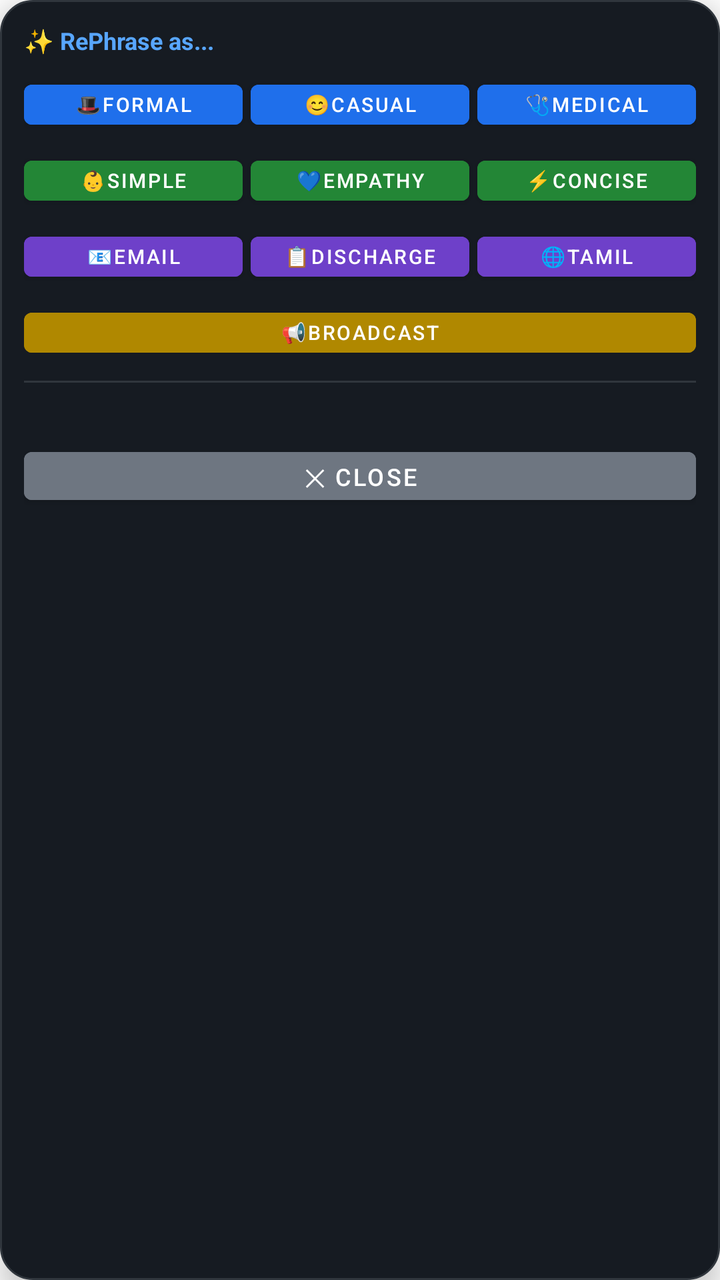
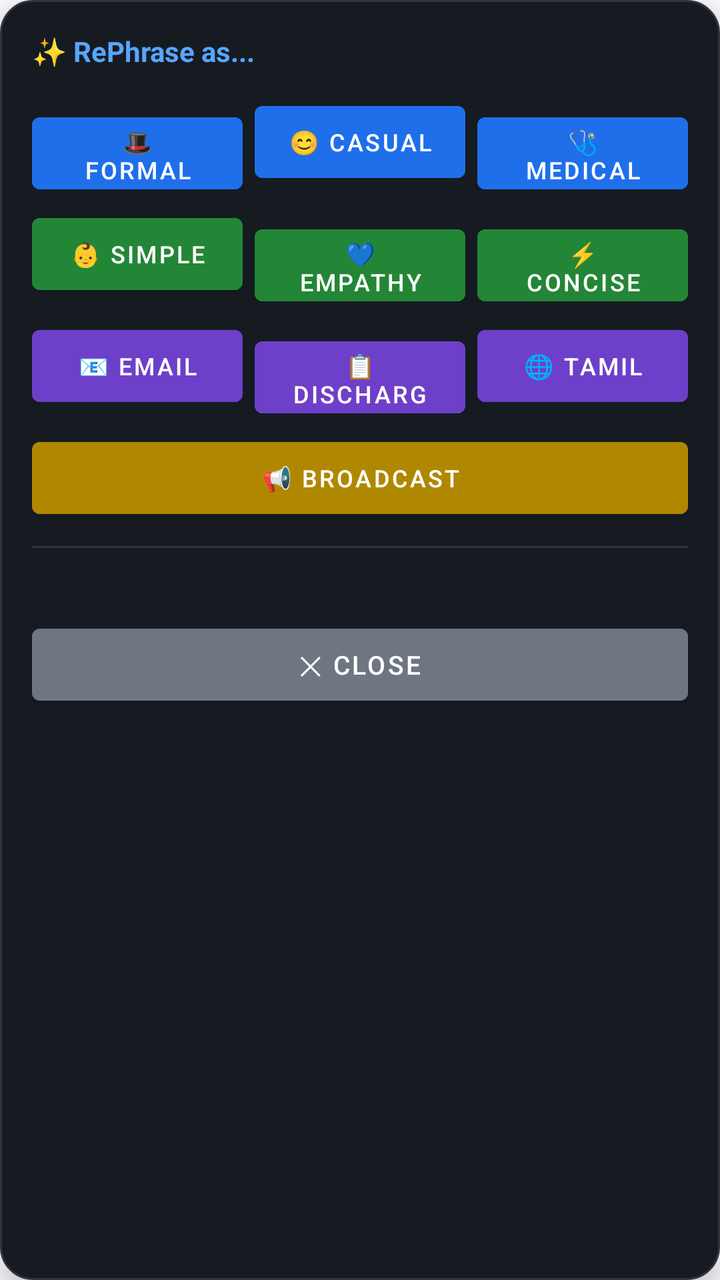

Compare the two renders of this Android layout. The source of the first and the diff that turns it into the second are given below.
<!-- AndroidManifest.xml: application theme AppTheme -->
<!-- res/layout/floating_bubble.xml -->
<?xml version="1.0" encoding="utf-8"?>
<LinearLayout xmlns:android="http://schemas.android.com/apk/res/android"
    android:layout_width="320dp"
    android:layout_height="wrap_content"
    android:orientation="vertical"
    android:background="@drawable/bubble_bg"
    android:padding="12dp"
    android:elevation="8dp">

    <TextView
        android:layout_width="wrap_content"
        android:layout_height="wrap_content"
        android:text="✨ RePhrase as..."
        android:textSize="12sp"
        android:textStyle="bold"
        android:textColor="#58a6ff"
        android:layout_marginBottom="8dp"/>

    <LinearLayout
        android:layout_width="match_parent"
        android:layout_height="wrap_content"
        android:orientation="horizontal"
        android:layout_marginBottom="6dp">
        <Button android:id="@+id/btn_formal" android:layout_width="0dp" android:layout_weight="1" android:layout_height="32dp" android:text="🎩Formal" android:textSize="10sp" android:backgroundTint="#1f6feb" android:layout_marginEnd="4dp" android:padding="2dp"/>
        <Button android:id="@+id/btn_casual" android:layout_width="0dp" android:layout_weight="1" android:layout_height="32dp" android:text="😊Casual" android:textSize="10sp" android:backgroundTint="#1f6feb" android:layout_marginEnd="4dp" android:padding="2dp"/>
        <Button android:id="@+id/btn_medical" android:layout_width="0dp" android:layout_weight="1" android:layout_height="32dp" android:text="🩺Medical" android:textSize="10sp" android:backgroundTint="#1f6feb" android:padding="2dp"/>
    </LinearLayout>

    <LinearLayout
        android:layout_width="match_parent"
        android:layout_height="wrap_content"
        android:orientation="horizontal"
        android:layout_marginBottom="6dp">
        <Button android:id="@+id/btn_simple" android:layout_width="0dp" android:layout_weight="1" android:layout_height="32dp" android:text="👶Simple" android:textSize="10sp" android:backgroundTint="#238636" android:layout_marginEnd="4dp" android:padding="2dp"/>
        <Button android:id="@+id/btn_empathy" android:layout_width="0dp" android:layout_weight="1" android:layout_height="32dp" android:text="💙Empathy" android:textSize="10sp" android:backgroundTint="#238636" android:layout_marginEnd="4dp" android:padding="2dp"/>
        <Button android:id="@+id/btn_concise" android:layout_width="0dp" android:layout_weight="1" android:layout_height="32dp" android:text="⚡Concise" android:textSize="10sp" android:backgroundTint="#238636" android:padding="2dp"/>
    </LinearLayout>

    <LinearLayout
        android:layout_width="match_parent"
        android:layout_height="wrap_content"
        android:orientation="horizontal"
        android:layout_marginBottom="6dp">
        <Button android:id="@+id/btn_email" android:layout_width="0dp" android:layout_weight="1" android:layout_height="32dp" android:text="📧Email" android:textSize="10sp" android:backgroundTint="#6e40c9" android:layout_marginEnd="4dp" android:padding="2dp"/>
        <Button android:id="@+id/btn_discharge" android:layout_width="0dp" android:layout_weight="1" android:layout_height="32dp" android:text="📋Discharge" android:textSize="10sp" android:backgroundTint="#6e40c9" android:layout_marginEnd="4dp" android:padding="2dp"/>
        <Button android:id="@+id/btn_tamil" android:layout_width="0dp" android:layout_weight="1" android:layout_height="32dp" android:text="🌐Tamil" android:textSize="10sp" android:backgroundTint="#6e40c9" android:padding="2dp"/>
    </LinearLayout>

    <LinearLayout
        android:layout_width="match_parent"
        android:layout_height="wrap_content"
        android:orientation="horizontal"
        android:layout_marginBottom="8dp">
        <Button android:id="@+id/btn_broadcast" android:layout_width="0dp" android:layout_weight="1" android:layout_height="32dp" android:text="📢Broadcast" android:textSize="10sp" android:backgroundTint="#b08800" android:padding="2dp"/>
    </LinearLayout>

    <View
        android:layout_width="match_parent"
        android:layout_height="1dp"
        android:background="#30363d"
        android:layout_marginBottom="8dp"/>

    <TextView
        android:id="@+id/statusMsg"
        android:layout_width="wrap_content"
        android:layout_height="wrap_content"
        android:text=""
        android:textSize="11sp"
        android:textColor="#58a6ff"
        android:layout_marginBottom="6dp"/>

    <ScrollView
        android:id="@+id/resultScroll"
        android:layout_width="match_parent"
        android:layout_height="120dp"
        android:visibility="gone"
        android:background="#21262d"
        android:padding="8dp"
        android:layout_marginBottom="8dp">
        <TextView
            android:id="@+id/resultText"
            android:layout_width="match_parent"
            android:layout_height="wrap_content"
            android:text=""
            android:textSize="13sp"
            android:textColor="#e6edf3"
            android:lineSpacingExtra="4dp"/>
    </ScrollView>

    <LinearLayout
        android:id="@+id/actionButtons"
        android:layout_width="match_parent"
        android:layout_height="wrap_content"
        android:orientation="horizontal"
        android:visibility="gone">
        <Button
            android:id="@+id/btn_use"
            android:layout_width="0dp"
            android:layout_weight="1"
            android:layout_height="36dp"
            android:text="✅ Use This"
            android:textSize="12sp"
            android:backgroundTint="#238636"
            android:layout_marginEnd="6dp"/>
        <Button
            android:id="@+id/btn_close"
            android:layout_width="0dp"
            android:layout_weight="1"
            android:layout_height="36dp"
            android:text="✕ Close"
            android:textSize="12sp"
            android:backgroundTint="#6e7681"/>
    </LinearLayout>

    <Button
        android:id="@+id/btn_close_top"
        android:layout_width="match_parent"
        android:layout_height="36dp"
        android:text="✕ Close"
        android:textSize="12sp"
        android:backgroundTint="#6e7681"
        android:visibility="visible"/>

</LinearLayout>
<!-- resources referenced by this layout -->
<resources>
  <!-- drawable bubble_bg (drawable) -->
  <?xml version="1.0" encoding="utf-8"?>
  <shape xmlns:android="http://schemas.android.com/apk/res/android">
      <solid android:color="#161b22"/>
      <corners android:radius="16dp"/>
      <stroke android:width="1dp" android:color="#30363d"/>
  </shape>
  <style name="AppTheme" parent="Theme.MaterialComponents.DayNight.DarkActionBar">
          <item name="colorPrimary">#1f6feb</item>
          <item name="colorPrimaryDark">#0d1117</item>
          <item name="colorAccent">#388bfd</item>
      </style>
</resources>

<!-- the commit's change to res/layout/floating_bubble.xml (unified diff, before → after) -->
@@ -1,49 +1,29 @@
 <?xml version="1.0" encoding="utf-8"?>
 <LinearLayout xmlns:android="http://schemas.android.com/apk/res/android"
-    android:layout_width="320dp"
+    android:layout_width="380dp"
     android:layout_height="wrap_content"
     android:orientation="vertical"
     android:background="@drawable/bubble_bg"
-    android:padding="12dp"
+    android:padding="16dp"
     android:elevation="8dp">
 
     <TextView
         android:layout_width="wrap_content"
         android:layout_height="wrap_content"
         android:text="✨ RePhrase as..."
-        android:textSize="12sp"
+        android:textSize="14sp"
         android:textStyle="bold"
         android:textColor="#58a6ff"
-        android:layout_marginBottom="8dp"/>
+        android:layout_marginBottom="12dp"/>
 
     <LinearLayout
         android:layout_width="match_parent"
         android:layout_height="wrap_content"
         android:orientation="horizontal"
-        android:layout_marginBottom="6dp">
-        <Button android:id="@+id/btn_formal" android:layout_width="0dp" android:layout_weight="1" android:layout_height="32dp" android:text="🎩Formal" android:textSize="10sp" android:backgroundTint="#1f6feb" android:layout_marginEnd="4dp" android:padding="2dp"/>
-        <Button android:id="@+id/btn_casual" android:layout_width="0dp" android:layout_weight="1" android:layout_height="32dp" android:text="😊Casual" android:textSize="10sp" android:backgroundTint="#1f6feb" android:layout_marginEnd="4dp" android:padding="2dp"/>
-        <Button android:id="@+id/btn_medical" android:layout_width="0dp" android:layout_weight="1" android:layout_height="32dp" android:text="🩺Medical" android:textSize="10sp" android:backgroundTint="#1f6feb" android:padding="2dp"/>
-    </LinearLayout>
-
-    <LinearLayout
-        android:layout_width="match_parent"
-        android:layout_height="wrap_content"
-        android:orientation="horizontal"
-        android:layout_marginBottom="6dp">
-        <Button android:id="@+id/btn_simple" android:layout_width="0dp" android:layout_weight="1" android:layout_height="32dp" android:text="👶Simple" android:textSize="10sp" android:backgroundTint="#238636" android:layout_marginEnd="4dp" android:padding="2dp"/>
-        <Button android:id="@+id/btn_empathy" android:layout_width="0dp" android:layout_weight="1" android:layout_height="32dp" android:text="💙Empathy" android:textSize="10sp" android:backgroundTint="#238636" android:layout_marginEnd="4dp" android:padding="2dp"/>
-        <Button android:id="@+id/btn_concise" android:layout_width="0dp" android:layout_weight="1" android:layout_height="32dp" android:text="⚡Concise" android:textSize="10sp" android:backgroundTint="#238636" android:padding="2dp"/>
-    </LinearLayout>
-
-    <LinearLayout
-        android:layout_width="match_parent"
-        android:layout_height="wrap_content"
-        android:orientation="horizontal"
-        android:layout_marginBottom="6dp">
-        <Button android:id="@+id/btn_email" android:layout_width="0dp" android:layout_weight="1" android:layout_height="32dp" android:text="📧Email" android:textSize="10sp" android:backgroundTint="#6e40c9" android:layout_marginEnd="4dp" android:padding="2dp"/>
-        <Button android:id="@+id/btn_discharge" android:layout_width="0dp" android:layout_weight="1" android:layout_height="32dp" android:text="📋Discharge" android:textSize="10sp" android:backgroundTint="#6e40c9" android:layout_marginEnd="4dp" android:padding="2dp"/>
-        <Button android:id="@+id/btn_tamil" android:layout_width="0dp" android:layout_weight="1" android:layout_height="32dp" android:text="🌐Tamil" android:textSize="10sp" android:backgroundTint="#6e40c9" android:padding="2dp"/>
+        android:layout_marginBottom="8dp">
+        <Button android:id="@+id/btn_formal" android:layout_width="0dp" android:layout_weight="1" android:layout_height="48dp" android:text="🎩 Formal" android:textSize="12sp" android:backgroundTint="#1f6feb" android:layout_marginEnd="6dp"/>
+        <Button android:id="@+id/btn_casual" android:layout_width="0dp" android:layout_weight="1" android:layout_height="48dp" android:text="😊 Casual" android:textSize="12sp" android:backgroundTint="#1f6feb" android:layout_marginEnd="6dp"/>
+        <Button android:id="@+id/btn_medical" android:layout_width="0dp" android:layout_weight="1" android:layout_height="48dp" android:text="🩺 Medical" android:textSize="12sp" android:backgroundTint="#1f6feb"/>
     </LinearLayout>
 
     <LinearLayout
@@ -51,23 +31,43 @@
         android:layout_height="wrap_content"
         android:orientation="horizontal"
         android:layout_marginBottom="8dp">
-        <Button android:id="@+id/btn_broadcast" android:layout_width="0dp" android:layout_weight="1" android:layout_height="32dp" android:text="📢Broadcast" android:textSize="10sp" android:backgroundTint="#b08800" android:padding="2dp"/>
+        <Button android:id="@+id/btn_simple" android:layout_width="0dp" android:layout_weight="1" android:layout_height="48dp" android:text="👶 Simple" android:textSize="12sp" android:backgroundTint="#238636" android:layout_marginEnd="6dp"/>
+        <Button android:id="@+id/btn_empathy" android:layout_width="0dp" android:layout_weight="1" android:layout_height="48dp" android:text="💙 Empathy" android:textSize="12sp" android:backgroundTint="#238636" android:layout_marginEnd="6dp"/>
+        <Button android:id="@+id/btn_concise" android:layout_width="0dp" android:layout_weight="1" android:layout_height="48dp" android:text="⚡ Concise" android:textSize="12sp" android:backgroundTint="#238636"/>
+    </LinearLayout>
+
+    <LinearLayout
+        android:layout_width="match_parent"
+        android:layout_height="wrap_content"
+        android:orientation="horizontal"
+        android:layout_marginBottom="8dp">
+        <Button android:id="@+id/btn_email" android:layout_width="0dp" android:layout_weight="1" android:layout_height="48dp" android:text="📧 Email" android:textSize="12sp" android:backgroundTint="#6e40c9" android:layout_marginEnd="6dp"/>
+        <Button android:id="@+id/btn_discharge" android:layout_width="0dp" android:layout_weight="1" android:layout_height="48dp" android:text="📋 Discharge" android:textSize="12sp" android:backgroundTint="#6e40c9" android:layout_marginEnd="6dp"/>
+        <Button android:id="@+id/btn_tamil" android:layout_width="0dp" android:layout_weight="1" android:layout_height="48dp" android:text="🌐 Tamil" android:textSize="12sp" android:backgroundTint="#6e40c9"/>
+    </LinearLayout>
+
+    <LinearLayout
+        android:layout_width="match_parent"
+        android:layout_height="wrap_content"
+        android:orientation="horizontal"
+        android:layout_marginBottom="10dp">
+        <Button android:id="@+id/btn_broadcast" android:layout_width="match_parent" android:layout_height="48dp" android:text="📢 Broadcast" android:textSize="12sp" android:backgroundTint="#b08800"/>
     </LinearLayout>
 
     <View
         android:layout_width="match_parent"
         android:layout_height="1dp"
         android:background="#30363d"
-        android:layout_marginBottom="8dp"/>
+        android:layout_marginBottom="10dp"/>
 
     <TextView
         android:id="@+id/statusMsg"
         android:layout_width="wrap_content"
         android:layout_height="wrap_content"
         android:text=""
-        android:textSize="11sp"
+        android:textSize="12sp"
         android:textColor="#58a6ff"
-        android:layout_marginBottom="6dp"/>
+        android:layout_marginBottom="8dp"/>
 
     <ScrollView
         android:id="@+id/resultScroll"
@@ -75,14 +75,14 @@
         android:layout_height="120dp"
         android:visibility="gone"
         android:background="#21262d"
-        android:padding="8dp"
-        android:layout_marginBottom="8dp">
+        android:padding="10dp"
+        android:layout_marginBottom="10dp">
         <TextView
             android:id="@+id/resultText"
             android:layout_width="match_parent"
             android:layout_height="wrap_content"
             android:text=""
-            android:textSize="13sp"
+            android:textSize="14sp"
             android:textColor="#e6edf3"
             android:lineSpacingExtra="4dp"/>
     </ScrollView>
@@ -97,27 +97,27 @@
             android:id="@+id/btn_use"
             android:layout_width="0dp"
             android:layout_weight="1"
-            android:layout_height="36dp"
+            android:layout_height="48dp"
             android:text="✅ Use This"
-            android:textSize="12sp"
+            android:textSize="13sp"
             android:backgroundTint="#238636"
-            android:layout_marginEnd="6dp"/>
+            android:layout_marginEnd="8dp"/>
         <Button
             android:id="@+id/btn_close"
             android:layout_width="0dp"
             android:layout_weight="1"
-            android:layout_height="36dp"
+            android:layout_height="48dp"
             android:text="✕ Close"
-            android:textSize="12sp"
+            android:textSize="13sp"
             android:backgroundTint="#6e7681"/>
     </LinearLayout>
 
     <Button
         android:id="@+id/btn_close_top"
         android:layout_width="match_parent"
-        android:layout_height="36dp"
+        android:layout_height="48dp"
         android:text="✕ Close"
-        android:textSize="12sp"
+        android:textSize="13sp"
         android:backgroundTint="#6e7681"
         android:visibility="visible"/>
 
